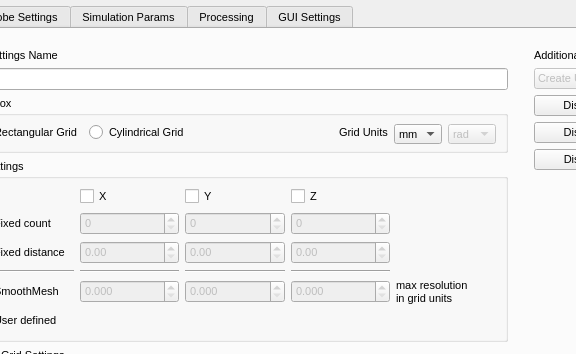
Above: ui/dialog.ui from LubomirJagos/FreeCAD-OpenEMS-Export before the change; both pictures show x 636 to 1212 and y 0 to 354 of the 1400 by 728 pixel window. Below: the same form after it.
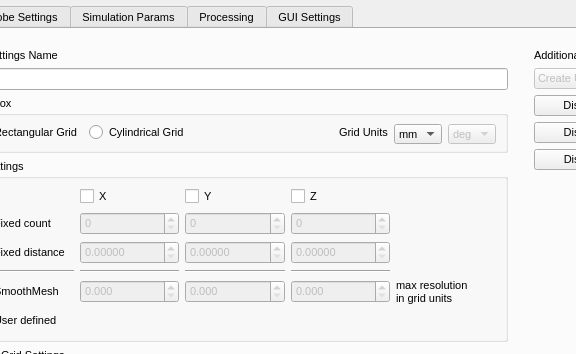
That is the form after the change. The open tabs and pages were chosen to show the change.

Commit message: BACKUP COMMIT added ini file schema validator IN PROGRESS need to define schema for lumped part, port, ... also evaluate JSON allowed value, ADDED CYLINDRICAL MESH, now generated right, repaired related GUI errors (not saved angle grid unit, there was no generating code for cylindrical mesh) repaired and tested locally if generate right

```diff
--- a/ui/dialog.ui
+++ b/ui/dialog.ui
@@ -702,13 +702,8 @@
                    </size>
                   </property>
                   <property name="currentText">
-                   <string>rad</string>
+                   <string>deg</string>
                   </property>
-                  <item>
-                   <property name="text">
-                    <string>rad</string>
-                   </property>
-                  </item>
                   <item>
                    <property name="text">
                     <string>deg</string>
@@ -774,6 +769,9 @@
                   <property name="enabled">
                    <bool>false</bool>
                   </property>
+                  <property name="decimals">
+                   <number>5</number>
+                  </property>
                   <property name="maximum">
                    <double>1000000000000.000000000000000</double>
                   </property>
@@ -804,6 +802,9 @@
                   <property name="enabled">
                    <bool>false</bool>
                   </property>
+                  <property name="decimals">
+                   <number>5</number>
+                  </property>
                   <property name="maximum">
                    <double>1000000000000.000000000000000</double>
                   </property>
@@ -872,6 +873,9 @@
                   <property name="enabled">
                    <bool>false</bool>
                   </property>
+                  <property name="decimals">
+                   <number>5</number>
+                  </property>
                   <property name="maximum">
                    <double>1000000000000.000000000000000</double>
                   </property>
```
Left out of the diff: 19 changed lines with no effect on the pictures. The commit also changes 6 other files.
